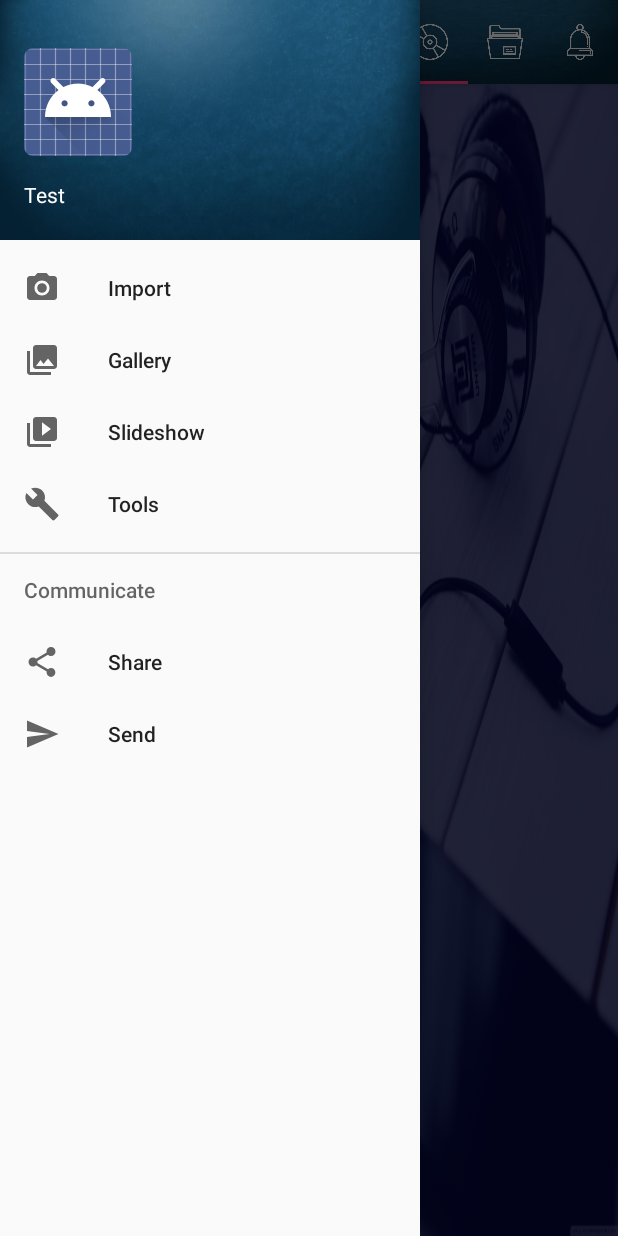
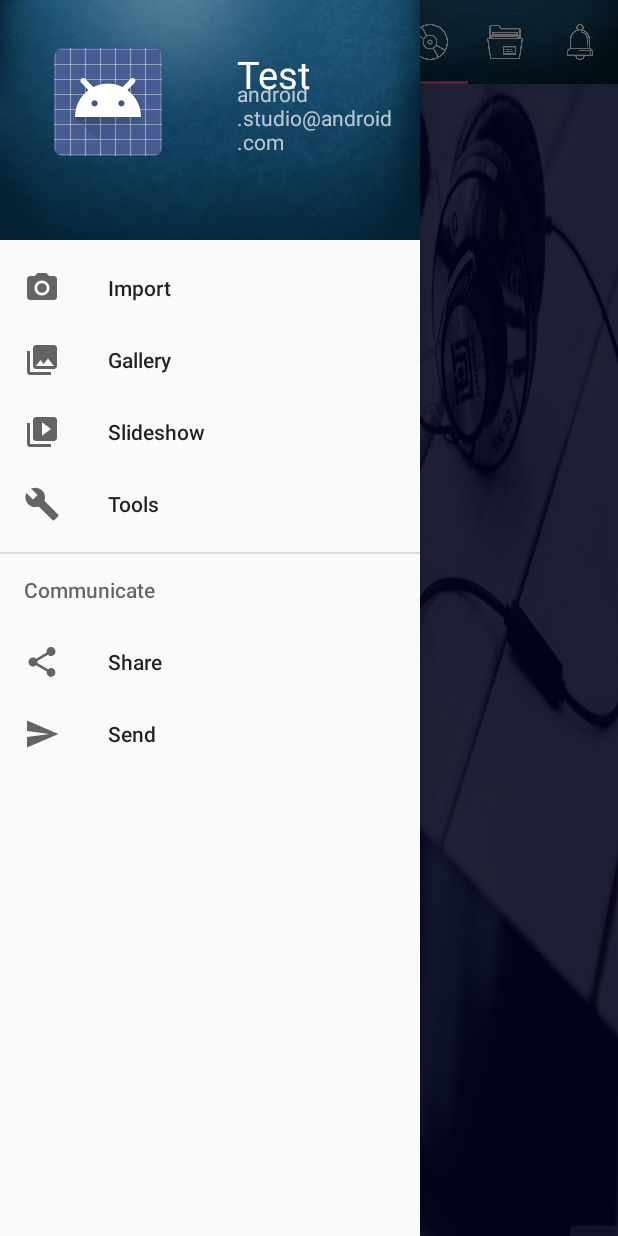
Before and after one commit to adrianlukito/EDmusicLO_1, an Android app: the MainActivity screen opened directly, with no data from a screen before it, with the side drawer open, on a phone screen of 412 x 824 dp. Run offline under Robolectric (Android 15) with nearby library versions, the phone set to English and light mode, and no system bars; 1 statement that could not run was skipped.

Commit message:
Fouth Commit

```diff
--- a/app/src/main/res/layout/nav_header_main.xml
+++ b/app/src/main/res/layout/nav_header_main.xml
@@ -1,5 +1,5 @@
 <?xml version="1.0" encoding="utf-8"?>
-<LinearLayout xmlns:android="http://schemas.android.com/apk/res/android"
+<RelativeLayout xmlns:android="http://schemas.android.com/apk/res/android"
     xmlns:app="http://schemas.android.com/apk/res-auto"
     android:layout_width="match_parent"
     android:layout_height="@dimen/nav_header_height"
@@ -17,19 +17,30 @@
         android:layout_width="wrap_content"
         android:layout_height="wrap_content"
         android:paddingTop="@dimen/nav_header_vertical_spacing"
-        app:srcCompat="@android:drawable/sym_def_app_icon" />
+        app:srcCompat="@android:drawable/sym_def_app_icon"
+        android:layout_marginStart="20dp"
+        android:layout_marginBottom="40dp"
+        android:layout_alignParentTop="true"
+        android:layout_alignParentStart="true" />
 
     <TextView
-        android:layout_width="match_parent"
+        android:id="@+id/textView2"
+        android:layout_width="wrap_content"
         android:layout_height="wrap_content"
         android:paddingTop="@dimen/nav_header_vertical_spacing"
         android:text="Test"
-        android:textAppearance="@style/TextAppearance.AppCompat.Body1" />
+        android:textSize="25dp"
+        android:textAppearance="@style/TextAppearance.AppCompat.Body1"
+        android:layout_alignTop="@+id/imageView"
+        android:layout_alignStart="@+id/textView" />
 
     <TextView
         android:id="@+id/textView"
         android:layout_width="wrap_content"
         android:layout_height="wrap_content"
-        android:text="android.studio@android.com" />
+        android:text="android.studio@android.com"
+        android:layout_marginStart="50dp"
+        android:layout_alignBottom="@+id/imageView"
+        android:layout_toEndOf="@+id/imageView" />
 
-</LinearLayout>
+</RelativeLayout>
```
